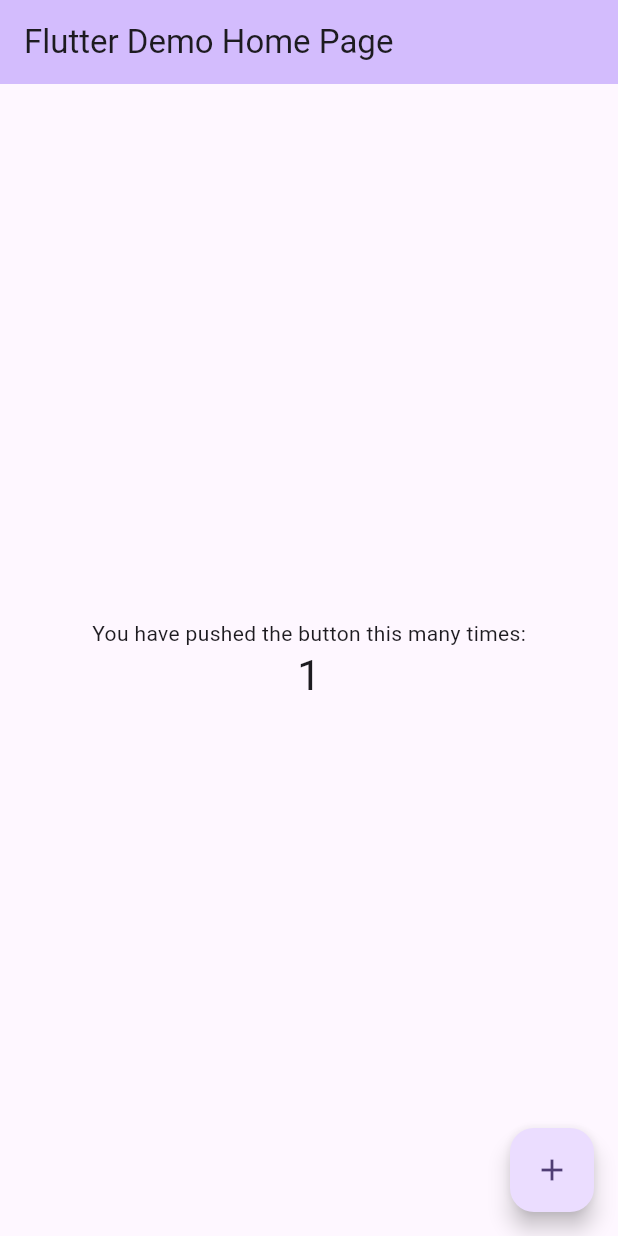
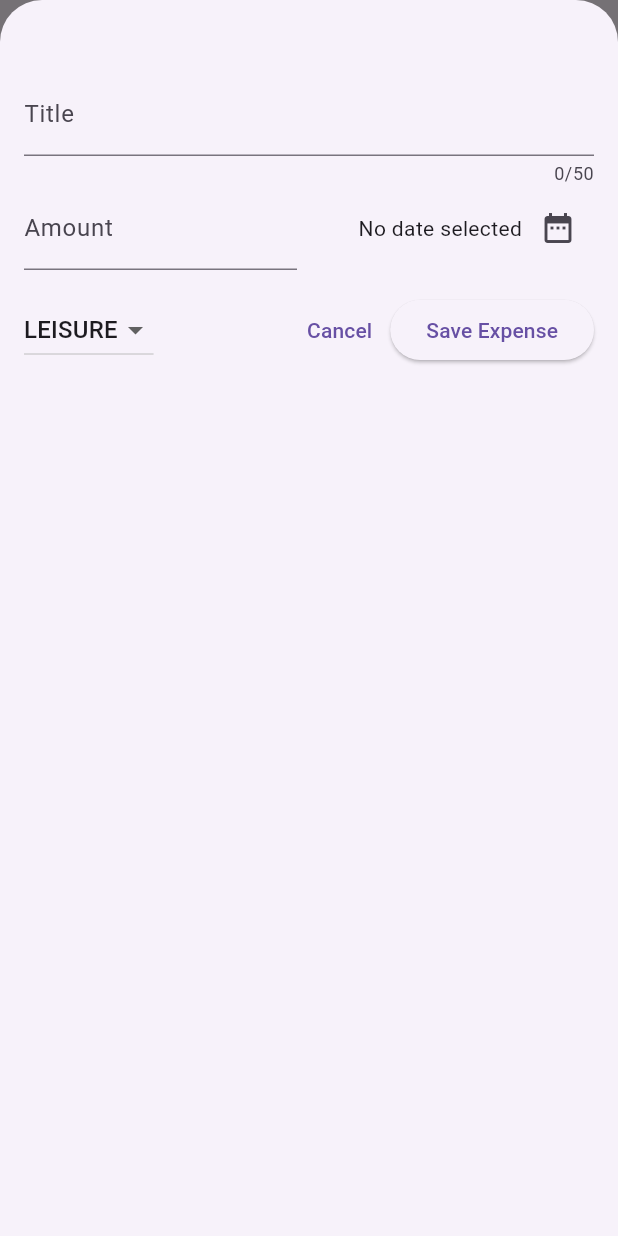
Before and after one commit to AfiqHaidar/flutter-expense-tracker, a Flutter app: the screen it shows after launch, after a tap on the "add" icon, on a phone screen of 412 x 824 dp. Run offline on Flutter 3.47's test engine with Material 3 defaults, Android fonts, the phone set to English and light mode, and no system bars.

Commit message:
feat: functionalities

```diff
--- /dev/null
+++ b/lib/data/expense_data.dart
@@ -0,0 +1,28 @@
+import 'package:expense_tracker/models/expense.dart';
+
+final List<Expense> registeredExpenses = [
+  Expense(
+    title: 'title',
+    amount: 20,
+    date: DateTime.now(),
+    category: Category.food,
+  ),
+  Expense(
+    title: 'title',
+    amount: 20,
+    date: DateTime.now(),
+    category: Category.leisure,
+  ),
+  Expense(
+    title: 'title',
+    amount: 20,
+    date: DateTime.now(),
+    category: Category.travel,
+  ),
+  Expense(
+    title: 'title',
+    amount: 20,
+    date: DateTime.now(),
+    category: Category.work,
+  ),
+];
--- /dev/null
+++ b/lib/expense.dart
@@ -0,0 +1,88 @@
+import 'package:expense_tracker/data/expense_data.dart';
+import 'package:expense_tracker/new_expense.dart';
+import 'package:expense_tracker/widget/expenses_list/expenses_list.dart';
+import 'package:expense_tracker/models/expense.dart';
+import 'package:flutter/material.dart';
+import 'package:flutter/widgets.dart';
+
+class Expenses extends StatefulWidget {
+  const Expenses({super.key});
+
+  @override
+  State<StatefulWidget> createState() {
+    return _ExpensesState();
+  }
+}
+
+class _ExpensesState extends State<Expenses> {
+  final List<Expense> _registeredExpenses = registeredExpenses;
+
+  void _openAddExpenseOverlay() {
+    showModalBottomSheet(
+      isScrollControlled: true,
+      context: context,
+      builder: (ctx) => NewExpense(onAddExpense: _addExpense),
+    );
+  }
+
+  void _addExpense(Expense expense) {
+    setState(() {
+      _registeredExpenses.add(expense);
+    });
+  }
+
+  void _removeExpense(Expense expense) {
+    final expenseIndex = _registeredExpenses.indexOf(expense);
+    setState(() {
+      _registeredExpenses.remove(expense);
+    });
+    ScaffoldMessenger.of(context).clearSnackBars();
+    ScaffoldMessenger.of(context).showSnackBar(
+      SnackBar(
+        duration: Duration(seconds: 3),
+        content: Text('Expense deleted.'),
+        action: SnackBarAction(
+            label: 'Undo',
+            onPressed: () {
+              setState(() {
+                _registeredExpenses.insert(expenseIndex, expense);
+              });
+            }),
+      ),
+    );
+  }
+
+  @override
+  Widget build(BuildContext context) {
+    Widget mainContent = const Center(
+      child: Text('No expenses found. Start adding some!'),
+    );
+
+    if (_registeredExpenses.isNotEmpty) {
+      mainContent = ExpensesList(
+        expenses: _registeredExpenses,
+        onRemoveExpense: _removeExpense,
+      );
+    }
+
+    return Scaffold(
+      appBar: AppBar(
+        title: Text('Expense Tracker'),
+        actions: [
+          IconButton(
+            onPressed: _openAddExpenseOverlay,
+            icon: Icon(Icons.add),
+          ),
+        ],
+      ),
+      body: Column(
+        children: [
+          const Text('later'),
+          Expanded(
+            child: mainContent,
+          ),
+        ],
+      ),
+    );
+  }
+}
--- a/lib/main.dart
+++ b/lib/main.dart
@@ -1,125 +1,8 @@
+import 'package:expense_tracker/expense.dart';
 import 'package:flutter/material.dart';
 
 void main() {
-  runApp(const MyApp());
+  runApp(const MaterialApp(
+    home: Expenses(),
+  ));
 }
-
-class MyApp extends StatelessWidget {
-  const MyApp({super.key});
-
-  // This widget is the root of your application.
-  @override
-  Widget build(BuildContext context) {
-    return MaterialApp(
-      title: 'Flutter Demo',
-      theme: ThemeData(
-        // This is the theme of your application.
-        //
-        // TRY THIS: Try running your application with "flutter run". You'll see
-        // the application has a purple toolbar. Then, without quitting the app,
-        // try changing the seedColor in the colorScheme below to Colors.green
-        // and then invoke "hot reload" (save your changes or press the "hot
-        // reload" button in a Flutter-supported IDE, or press "r" if you used
-        // the command line to start the app).
-        //
-        // Notice that the counter didn't reset back to zero; the application
-        // state is not lost during the reload. To reset the state, use hot
-        // restart instead.
-        //
-        // This works for code too, not just values: Most code changes can be
-        // tested with just a hot reload.
-        colorScheme: ColorScheme.fromSeed(seedColor: Colors.deepPurple),
-        useMaterial3: true,
-      ),
-      home: const MyHomePage(title: 'Flutter Demo Home Page'),
-    );
-  }
-}
-
-class MyHomePage extends StatefulWidget {
-  const MyHomePage({super.key, required this.title});
-
-  // This widget is the home page of your application. It is stateful, meaning
-  // that it has a State object (defined below) that contains fields that affect
-  // how it looks.
-
-  // This class is the configuration for the state. It holds the values (in this
-  // case the title) provided by the parent (in this case the App widget) and
-  // used by the build method of the State. Fields in a Widget subclass are
-  // always marked "final".
-
-  final String title;
-
-  @override
-  State<MyHomePage> createState() => _MyHomePageState();
-}
-
-class _MyHomePageState extends State<MyHomePage> {
-  int _counter = 0;
-
-  void _incrementCounter() {
-    setState(() {
-      // This call to setState tells the Flutter framework that something has
-      // changed in this State, which causes it to rerun the build method below
-      // so that the display can reflect the updated values. If we changed
-      // _counter without calling setState(), then the build method would not be
-      // called again, and so nothing would appear to happen.
-      _counter++;
-    });
-  }
-
-  @override
-  Widget build(BuildContext context) {
-    // This method is rerun every time setState is called, for instance as done
-    // by the _incrementCounter method above.
-    //
-    // The Flutter framework has been optimized to make rerunning build methods
-    // fast, so that you can just rebuild anything that needs updating rather
-    // than having to individually change instances of widgets.
-    return Scaffold(
-      appBar: AppBar(
-        // TRY THIS: Try changing the color here to a specific color (to
-        // Colors.amber, perhaps?) and trigger a hot reload to see the AppBar
-        // change color while the other colors stay the same.
-        backgroundColor: Theme.of(context).colorScheme.inversePrimary,
-        // Here we take the value from the MyHomePage object that was created by
-        // the App.build method, and use it to set our appbar title.
-        title: Text(widget.title),
-      ),
-      body: Center(
-        // Center is a layout widget. It takes a single child and positions it
-        // in the middle of the parent.
-        child: Column(
-          // Column is also a layout widget. It takes a list of children and
-          // arranges them vertically. By default, it sizes itself to fit its
-          // children horizontally, and tries to be as tall as its parent.
-          //
-          // Column has various properties to control how it sizes itself and
-          // how it positions its children. Here we use mainAxisAlignment to
-          // center the children vertically; the main axis here is the vertical
-          // axis because Columns are vertical (the cross axis would be
-          // horizontal).
-          //
-          // TRY THIS: Invoke "debug painting" (choose the "Toggle Debug Paint"
-          // action in the IDE, or press "p" in the console), to see the
-          // wireframe for each widget.
-          mainAxisAlignment: MainAxisAlignment.center,
-          children: <Widget>[
-            const Text(
-              'You have pushed the button this many times:',
-            ),
-            Text(
-              '$_counter',
-              style: Theme.of(context).textTheme.headlineMedium,
-            ),
-          ],
-        ),
-      ),
-      floatingActionButton: FloatingActionButton(
-        onPressed: _incrementCounter,
-        tooltip: 'Increment',
-        child: const Icon(Icons.add),
-      ), // This trailing comma makes auto-formatting nicer for build methods.
-    );
-  }
-}
--- /dev/null
+++ b/lib/models/expense.dart
@@ -0,0 +1,35 @@
+import 'package:flutter/material.dart';
+import 'package:uuid/uuid.dart';
+import 'package:intl/intl.dart';
+
+final formatter = DateFormat.yMd();
+
+const uuid = Uuid();
+
+enum Category { food, travel, leisure, work }
+
+const categoryIcons = {
+  Category.food: Icons.lunch_dining,
+  Category.travel: Icons.flight_class,
+  Category.leisure: Icons.movie,
+  Category.work: Icons.work,
+};
+
+class Expense {
+  Expense({
+    required this.title,
+    required this.amount,
+    required this.date,
+    required this.category,
+  }) : id = uuid.v4();
+
+  final String id;
+  final String title;
+  final double amount;
+  final DateTime date;
+  final Category category;
+
+  String get formattedDate {
+    return formatter.format(date);
+  }
+}
--- /dev/null
+++ b/lib/new_expense.dart
@@ -0,0 +1,159 @@
+import 'package:expense_tracker/models/expense.dart';
+import 'package:flutter/material.dart';
+import 'package:flutter/widgets.dart';
+
+class NewExpense extends StatefulWidget {
+  const NewExpense({required this.onAddExpense, super.key});
+
+  final Function(Expense expense) onAddExpense;
+
+  @override
+  State<NewExpense> createState() {
+    return _NewExpenseState();
+  }
+}
+
+class _NewExpenseState extends State<NewExpense> {
+  final _titleController = TextEditingController();
+  final _amountController = TextEditingController();
+  DateTime? _selectedDate;
+  Category _selectedCategory = Category.leisure;
+
+  void _presentDatePicker() async {
+    final now = DateTime.now();
+    final firstDate = DateTime(now.year - 1, now.month, now.day);
+    final pickedDate = await showDatePicker(
+        context: context,
+        initialDate: now,
+        firstDate: firstDate,
+        lastDate: now);
+    setState(() {
+      _selectedDate = pickedDate;
+    });
+  }
+
+  void _submitExpenseData() {
+    final enteredAmount = double.tryParse(_amountController.text);
+    final amountIsValid = enteredAmount == null || enteredAmount <= 0;
+    if (_titleController.text.trim().isEmpty ||
+        amountIsValid ||
+        _selectedDate == null) {
+      showDialog(
+        context: context,
+        builder: (ctx) => AlertDialog(
+          title: Text('Invalid Input'),
+          content: Text(
+              'Please make sure a valid title, amount, date, and category was entered'),
+          actions: [
+            TextButton(
+              onPressed: () {
+                Navigator.pop(ctx);
+              },
+              child: Text('Okay'),
+            )
+          ],
+        ),
+      );
+      return;
+    }
+    widget.onAddExpense(Expense(
+        title: _titleController.text,
+        amount: enteredAmount,
+        date: _selectedDate!,
+        category: _selectedCategory));
+    Navigator.pop(context);
+  }
+
+  @override
+  void dispose() {
+    _titleController.dispose();
+    _amountController.dispose();
+    super.dispose();
+  }
+
+  @override
+  Widget build(BuildContext context) {
+    return Padding(
+      padding: EdgeInsets.fromLTRB(16, 48, 16, 16),
+      child: Column(
+        children: [
+          TextField(
+            controller: _titleController,
+            maxLength: 50,
+            decoration: InputDecoration(
+              label: Text('Title'),
+            ),
+          ),
+          Row(
+            children: [
+              Expanded(
+                child: TextField(
+                  controller: _amountController,
+                  keyboardType: TextInputType.number,
+                  decoration: InputDecoration(
+                    prefixText: '\$ ',
+                    label: Text('Amount'),
+                  ),
+                ),
+              ),
+              SizedBox(
+                width: 16,
+              ),
+              Expanded(
+                child: Row(
+                  mainAxisAlignment: MainAxisAlignment.end,
+                  children: [
+                    Text(_selectedDate == null
+                        ? 'No date selected'
+                        : formatter.format(_selectedDate!)),
+                    IconButton(
+                        onPressed: _presentDatePicker,
+                        icon: Icon(Icons.date_range))
+                  ],
+                ),
+              )
+            ],
+          ),
+          SizedBox(
+            height: 16,
+          ),
+          Row(
+            children: [
+              DropdownButton(
+                  value: _selectedCategory,
+                  items: Category.values
+                      .map(
+                        (category) => DropdownMenuItem(
+                          value: category,
+                          child: Text(
+                            category.name.toUpperCase(),
+                          ),
+                        ),
+                      )
+                      .toList(),
+                  onChanged: (value) {
+                    if (value == null) {
+                      return;
+                    }
+                    setState(() {
+                      _selectedCategory = value;
+                    });
+                  }),
+              Spacer(),
+              TextButton(
+                onPressed: () {
+                  Navigator.pop(context);
+                },
+                child: Text('Cancel'),
+              ),
+              ElevatedButton(
+                onPressed: _submitExpenseData,
+                child: Text('Save Expense'),
+              ),
+            ],
+          )
+        ],
+      ),
+    );
+  }
+}
--- /dev/null
+++ b/lib/widget/expenses_list/expenses_item.dart
@@ -0,0 +1,41 @@
+import 'package:expense_tracker/models/expense.dart';
+import 'package:flutter/material.dart';
+
+class ExpensesItem extends StatelessWidget {
+  ExpensesItem({required this.expense, super.key});
+
+  final Expense expense;
+
+  @override
+  Widget build(BuildContext context) {
+    return Card(
+      child: Padding(
+        padding: const EdgeInsets.symmetric(
+          horizontal: 20,
+          vertical: 16,
+        ),
+        child: Column(
+          children: [
+            Text(expense.title),
+            SizedBox(height: 4),
+            Row(
+              children: [
+                Text('\$${expense.amount.toStringAsFixed(2)}'),
+                Spacer(),
+                Row(
+                  children: [
+                    Icon(categoryIcons[expense.category]),
+                    SizedBox(
+                      width: 8,
+                    ),
+                    Text(expense.formattedDate),
+                  ],
+                )
+              ],
+            )
+          ],
+        ),
+      ),
+    );
+  }
+}
--- /dev/null
+++ b/lib/widget/expenses_list/expenses_list.dart
@@ -0,0 +1,27 @@
+import 'package:expense_tracker/models/expense.dart';
+import 'package:expense_tracker/widget/expenses_list/expenses_item.dart';
+import 'package:flutter/material.dart';
+
+class ExpensesList extends StatelessWidget {
+  ExpensesList(
+      {required this.onRemoveExpense, required this.expenses, super.key});
+
+  final List<Expense> expenses;
+  final void Function(Expense expense) onRemoveExpense;
+
+  @override
+  Widget build(BuildContext context) {
+    return Expanded(
+      child: ListView.builder(
+        itemCount: expenses.length,
+        itemBuilder: (ctx, index) => Dismissible(
+          key: ValueKey(expenses[index]),
+          onDismissed: (direction) {
+            onRemoveExpense(expenses[index]);
+          },
+          child: ExpensesItem(expense: expenses[index]),
+        ),
+      ),
+    );
+  }
+}
--- a/pubspec.yaml
+++ b/pubspec.yaml
@@ -35,6 +35,8 @@ dependencies:
   # The following adds the Cupertino Icons font to your application.
   # Use with the CupertinoIcons class for iOS style icons.
   cupertino_icons: ^1.0.6
+  uuid: ^4.4.0
+  intl: ^0.19.0
 
 dev_dependencies:
   flutter_test:
```
Also changed, not shown: pubspec.lock.
